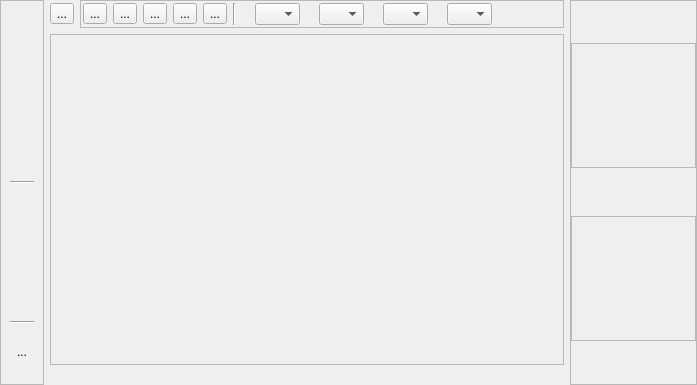
First picture: the form in src/terralib/qt/widgets/rp/ui/RasterNavigatorWidgetForm.ui, repository claudiobogossian/terralib5, before the edit.
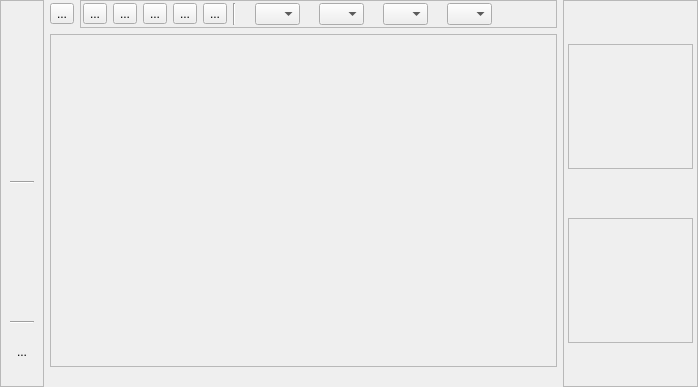
Second picture: the form after the edit.

Commit message: interface layout changed

The edit to the form file:
```diff
--- a/src/terralib/qt/widgets/rp/ui/RasterNavigatorWidgetForm.ui
+++ b/src/terralib/qt/widgets/rp/ui/RasterNavigatorWidgetForm.ui
@@ -6,8 +6,8 @@
    <rect>
     <x>0</x>
     <y>0</y>
-    <width>697</width>
-    <height>385</height>
+    <width>698</width>
+    <height>387</height>
    </rect>
   </property>
   <property name="windowTitle">
@@ -218,7 +218,7 @@
             <enum>QFrame::StyledPanel</enum>
            </property>
            <property name="frameShadow">
-            <enum>QFrame::Sunken</enum>
+            <enum>QFrame::Raised</enum>
            </property>
            <layout class="QGridLayout" name="gridLayout_13">
             <property name="margin">
@@ -442,6 +442,9 @@
          </item>
          <item row="1" column="0">
           <widget class="QLabel" name="m_label">
+           <property name="frameShadow">
+            <enum>QFrame::Raised</enum>
+           </property>
            <property name="text">
             <string/>
            </property>
@@ -468,6 +471,12 @@
         </property>
         <item row="0" column="0">
          <layout class="QGridLayout" name="gridLayout_4">
+          <property name="leftMargin">
+           <number>4</number>
+          </property>
+          <property name="rightMargin">
+           <number>4</number>
+          </property>
           <item row="0" column="0">
            <spacer name="verticalSpacer_2">
             <property name="orientation">
@@ -508,7 +517,7 @@
              <enum>QFrame::StyledPanel</enum>
             </property>
             <property name="frameShadow">
-             <enum>QFrame::Plain</enum>
+             <enum>QFrame::Sunken</enum>
             </property>
            </widget>
           </item>
@@ -552,7 +561,7 @@
              <enum>QFrame::StyledPanel</enum>
             </property>
             <property name="frameShadow">
-             <enum>QFrame::Plain</enum>
+             <enum>QFrame::Sunken</enum>
             </property>
            </widget>
           </item>
```
